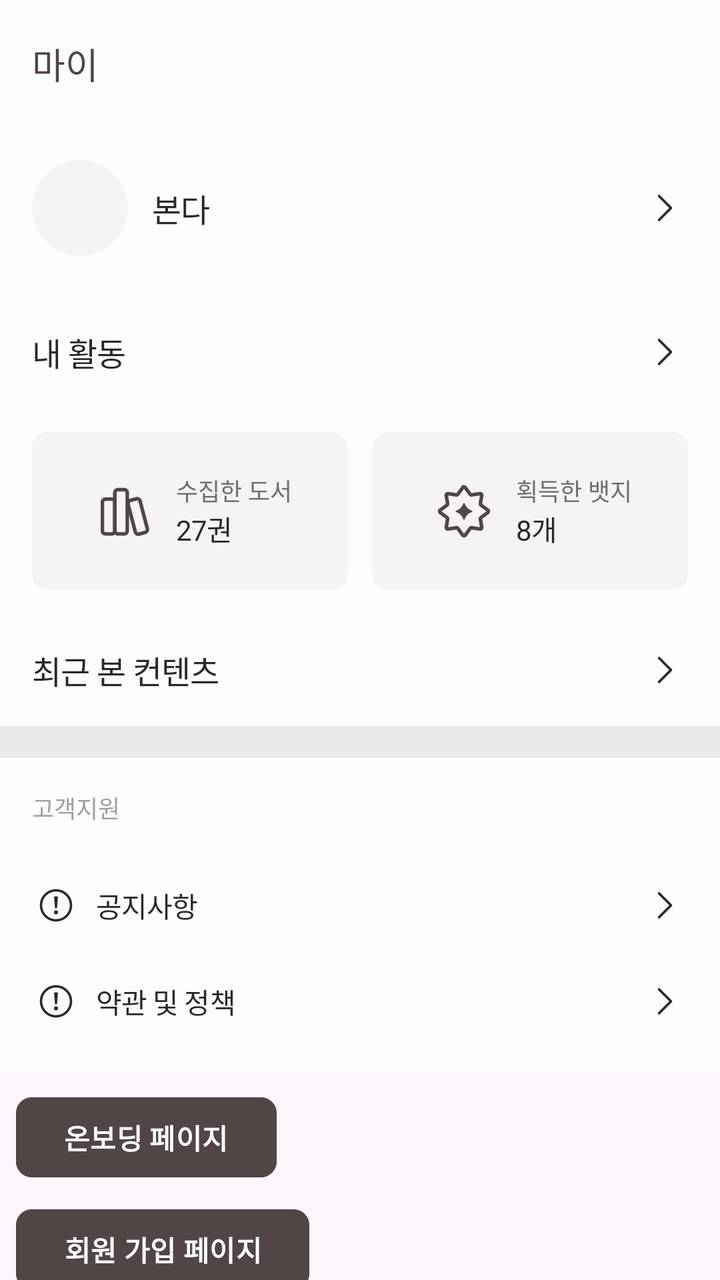
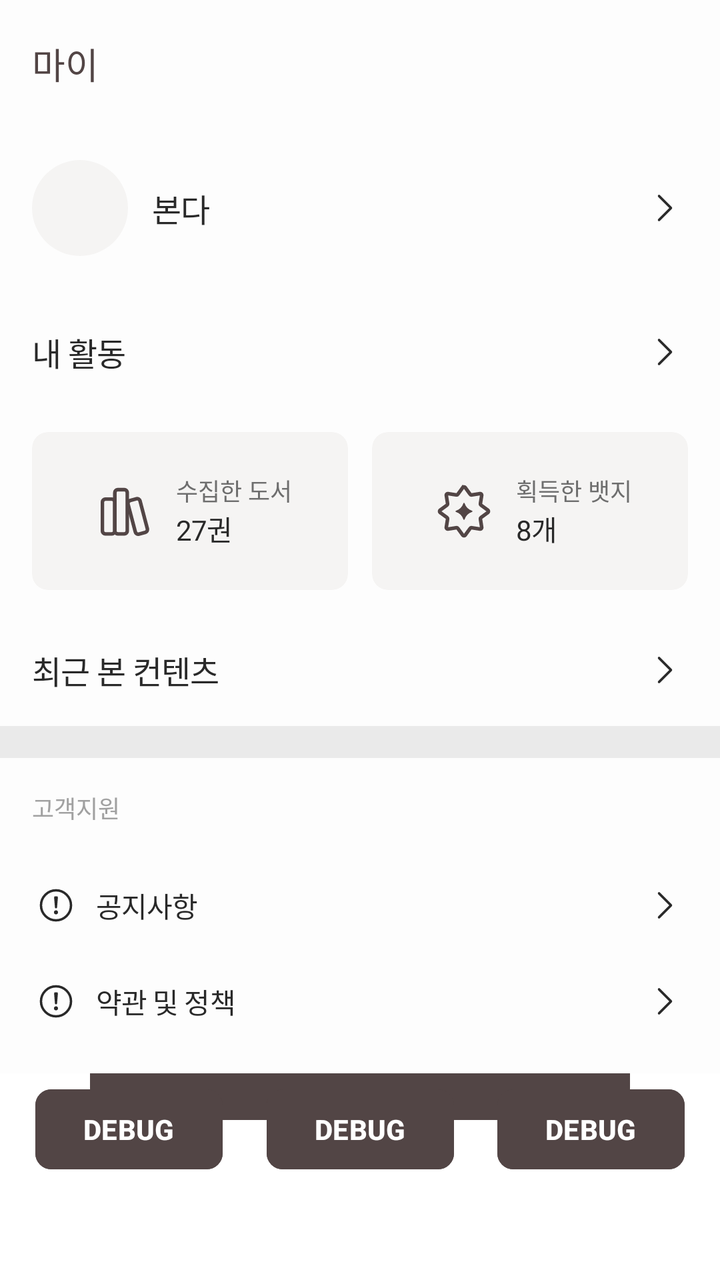

The first picture is an Android layout as it rendered before a commit; the second is the same layout after the commit. The layout source and the unified diff follow.
<!-- AndroidManifest.xml: application theme Theme.Bonda -->
<!-- res/layout/fragment_home_profile.xml -->
<?xml version="1.0" encoding="utf-8"?>
<androidx.constraintlayout.widget.ConstraintLayout xmlns:android="http://schemas.android.com/apk/res/android"
    xmlns:app="http://schemas.android.com/apk/res-auto"
    android:layout_width="match_parent"
    android:layout_height="match_parent">

    <com.google.android.material.appbar.AppBarLayout
        android:id="@+id/appbar_layout"
        android:layout_width="0dp"
        android:layout_height="wrap_content"
        app:layout_constraintEnd_toEndOf="parent"
        app:layout_constraintStart_toStartOf="parent"
        app:layout_constraintTop_toTopOf="parent">

        <com.google.android.material.appbar.MaterialToolbar
            android:layout_width="match_parent"
            android:layout_height="wrap_content"
            android:background="@color/surface_default_tertiary"
            app:title="마이"
            app:titleTextAppearance="@style/Title2"
            app:titleTextColor="@color/text_accent_primary" />

    </com.google.android.material.appbar.AppBarLayout>

    <androidx.constraintlayout.widget.ConstraintLayout
        android:id="@+id/constraint_layout"
        android:layout_width="0dp"
        android:layout_height="wrap_content"
        android:background="@color/surface_default_tertiary"
        android:padding="16dp"
        app:layout_constraintEnd_toEndOf="parent"
        app:layout_constraintStart_toStartOf="parent"
        app:layout_constraintTop_toBottomOf="@id/appbar_layout">

        <androidx.constraintlayout.widget.ConstraintLayout
            android:id="@+id/button_profile"
            android:layout_width="0dp"
            android:layout_height="wrap_content"
            android:clickable="true"
            android:focusable="true"
            android:foreground="?attr/selectableItemBackground"
            app:layout_constraintEnd_toEndOf="parent"
            app:layout_constraintStart_toStartOf="parent"
            app:layout_constraintTop_toTopOf="parent">

            <com.google.android.material.imageview.ShapeableImageView
                android:id="@+id/profile_image"
                android:layout_width="48dp"
                android:layout_height="48dp"
                android:background="@color/surface_default_primary"
                android:foreground="@drawable/ic_avatar_foreground"
                android:foregroundTint="#D9D8D7"
                android:scaleType="centerCrop"
                app:layout_constraintBottom_toBottomOf="parent"
                app:layout_constraintStart_toStartOf="parent"
                app:layout_constraintTop_toTopOf="parent"
                app:shapeAppearanceOverlay="@style/ShapeAppearance.MaterialComponents.CircleImage" />

            <com.google.android.material.textview.MaterialTextView
                android:id="@+id/text_username"
                android:layout_width="0dp"
                android:layout_height="wrap_content"
                android:layout_marginHorizontal="12dp"
                android:text="본다"
                android:textAppearance="@style/Body1"
                android:textColor="@color/text_default_primary"
                app:layout_constraintBottom_toBottomOf="parent"
                app:layout_constraintEnd_toStartOf="@id/arrow_username"
                app:layout_constraintStart_toEndOf="@id/profile_image"
                app:layout_constraintTop_toTopOf="parent" />

            <com.google.android.material.imageview.ShapeableImageView
                android:id="@+id/arrow_username"
                android:layout_width="wrap_content"
                android:layout_height="wrap_content"
                android:src="@drawable/ic_navigation_next_24dp"
                app:layout_constraintBottom_toBottomOf="parent"
                app:layout_constraintEnd_toEndOf="parent"
                app:layout_constraintTop_toTopOf="parent"
                app:tint="@color/text_default_primary" />

        </androidx.constraintlayout.widget.ConstraintLayout>

        <androidx.constraintlayout.widget.ConstraintLayout
            android:id="@+id/button_activity"
            android:layout_width="0dp"
            android:layout_height="wrap_content"
            android:layout_marginTop="36dp"
            android:clickable="true"
            android:focusable="true"
            android:foreground="?attr/selectableItemBackground"
            app:layout_constraintEnd_toEndOf="parent"
            app:layout_constraintStart_toStartOf="parent"
            app:layout_constraintTop_toBottomOf="@id/button_profile">

            <com.google.android.material.textview.MaterialTextView
                android:layout_width="wrap_content"
                android:layout_height="wrap_content"
                android:text="내 활동"
                android:textAppearance="@style/Body1"
                android:textColor="@color/text_default_primary"
                app:layout_constraintBottom_toBottomOf="parent"
                app:layout_constraintStart_toStartOf="parent"
                app:layout_constraintTop_toTopOf="parent" />

            <com.google.android.material.imageview.ShapeableImageView
                android:layout_width="wrap_content"
                android:layout_height="wrap_content"
                android:src="@drawable/ic_navigation_next_24dp"
                app:layout_constraintBottom_toBottomOf="parent"
                app:layout_constraintEnd_toEndOf="parent"
                app:layout_constraintTop_toTopOf="parent"
                app:tint="@color/text_default_primary" />

        </androidx.constraintlayout.widget.ConstraintLayout>

        <androidx.constraintlayout.widget.ConstraintLayout
            android:id="@+id/constraintLayout2"
            android:layout_width="0dp"
            android:layout_height="wrap_content"
            android:layout_marginTop="28dp"
            app:layout_constraintEnd_toEndOf="parent"
            app:layout_constraintStart_toStartOf="parent"
            app:layout_constraintTop_toBottomOf="@id/button_activity">

            <com.google.android.material.card.MaterialCardView
                android:id="@+id/button_my_books"
                android:layout_width="0dp"
                android:layout_height="0dp"
                android:backgroundTint="@color/background_default_secondary"
                android:clickable="true"
                android:focusable="true"
                android:foreground="?attr/selectableItemBackground"
                app:cardCornerRadius="8dp"
                app:layout_constraintBottom_toBottomOf="parent"
                app:layout_constraintDimensionRatio="2:1"
                app:layout_constraintEnd_toStartOf="@id/button_my_badges"
                app:layout_constraintStart_toStartOf="parent"
                app:layout_constraintTop_toTopOf="parent"
                app:strokeWidth="0dp">

                <androidx.constraintlayout.widget.ConstraintLayout
                    android:layout_width="wrap_content"
                    android:layout_height="wrap_content"
                    android:layout_gravity="center">

                    <com.google.android.material.imageview.ShapeableImageView
                        android:id="@+id/ic_my_books"
                        android:layout_width="36dp"
                        android:layout_height="36dp"
                        android:src="@drawable/ic_description_books_24dp"
                        app:layout_constraintBottom_toBottomOf="parent"
                        app:layout_constraintStart_toStartOf="parent"
                        app:layout_constraintTop_toTopOf="parent"
                        app:tint="@color/border_accent_primary" />

                    <com.google.android.material.textview.MaterialTextView
                        android:id="@+id/button_my_books_header"
                        android:layout_width="wrap_content"
                        android:layout_height="wrap_content"
                        android:layout_marginStart="8dp"
                        android:text="수집한 도서"
                        android:textAppearance="@style/Caption3"
                        android:textColor="@color/text_default_secondary"
                        app:layout_constraintBottom_toTopOf="@id/button_my_books_count"
                        app:layout_constraintStart_toEndOf="@id/ic_my_books"
                        app:layout_constraintTop_toTopOf="parent" />

                    <com.google.android.material.textview.MaterialTextView
                        android:id="@+id/button_my_books_count"
                        android:layout_width="wrap_content"
                        android:layout_height="wrap_content"
                        android:layout_marginStart="8dp"
                        android:text="27권"
                        android:textAppearance="@style/Body8"
                        android:textColor="@color/text_default_primary"
                        app:layout_constraintBottom_toBottomOf="parent"
                        app:layout_constraintStart_toEndOf="@id/ic_my_books"
                        app:layout_constraintTop_toBottomOf="@id/button_my_books_header" />
                </androidx.constraintlayout.widget.ConstraintLayout>
            </com.google.android.material.card.MaterialCardView>

            <com.google.android.material.card.MaterialCardView
                android:id="@+id/button_my_badges"
                android:layout_width="0dp"
                android:layout_height="0dp"
                android:layout_marginStart="12dp"
                android:backgroundTint="@color/background_default_secondary"
                android:clickable="true"
                android:focusable="true"
                android:foreground="?attr/selectableItemBackground"
                app:cardCornerRadius="8dp"
                app:layout_constraintBottom_toBottomOf="parent"
                app:layout_constraintDimensionRatio="2:1"
                app:layout_constraintEnd_toEndOf="parent"
                app:layout_constraintStart_toEndOf="@id/button_my_books"
                app:layout_constraintTop_toTopOf="parent"
                app:strokeWidth="0dp">

                <androidx.constraintlayout.widget.ConstraintLayout
                    android:layout_width="wrap_content"
                    android:layout_height="wrap_content"
                    android:layout_gravity="center">

                    <com.google.android.material.imageview.ShapeableImageView
                        android:id="@+id/ic_my_badges"
                        android:layout_width="36dp"
                        android:layout_height="36dp"
                        android:src="@drawable/ic_description_reward_24dp"
                        app:layout_constraintBottom_toBottomOf="parent"
                        app:layout_constraintStart_toStartOf="parent"
                        app:layout_constraintTop_toTopOf="parent"
                        app:tint="@color/border_accent_primary" />

                    <com.google.android.material.textview.MaterialTextView
                        android:id="@+id/button_my_badges_header"
                        android:layout_width="wrap_content"
                        android:layout_height="wrap_content"
                        android:layout_marginStart="8dp"
                        android:text="획득한 뱃지"
                        android:textAppearance="@style/Caption3"
                        android:textColor="@color/text_default_secondary"
                        app:layout_constraintBottom_toTopOf="@id/button_my_badges_count"
                        app:layout_constraintStart_toEndOf="@id/ic_my_badges"
                        app:layout_constraintTop_toTopOf="parent" />

                    <com.google.android.material.textview.MaterialTextView
                        android:id="@+id/button_my_badges_count"
                        android:layout_width="wrap_content"
                        android:layout_height="wrap_content"
                        android:layout_marginStart="8dp"
                        android:text="8개"
                        android:textAppearance="@style/Body8"
                        android:textColor="@color/text_default_primary"
                        app:layout_constraintBottom_toBottomOf="parent"
                        app:layout_constraintStart_toEndOf="@id/ic_my_badges"
                        app:layout_constraintTop_toBottomOf="@id/button_my_badges_header" />
                </androidx.constraintlayout.widget.ConstraintLayout>
            </com.google.android.material.card.MaterialCardView>

        </androidx.constraintlayout.widget.ConstraintLayout>

        <androidx.constraintlayout.widget.ConstraintLayout
            android:id="@+id/button_recent_activity"
            android:layout_width="0dp"
            android:layout_height="wrap_content"
            android:layout_marginTop="28dp"
            android:clickable="true"
            android:focusable="true"
            android:foreground="?attr/selectableItemBackground"
            app:layout_constraintEnd_toEndOf="parent"
            app:layout_constraintStart_toStartOf="parent"
            app:layout_constraintTop_toBottomOf="@+id/constraintLayout2">

            <com.google.android.material.textview.MaterialTextView
                android:layout_width="wrap_content"
                android:layout_height="wrap_content"
                android:text="최근 본 컨텐츠"
                android:textAppearance="@style/Body1"
                android:textColor="@color/text_default_primary"
                app:layout_constraintBottom_toBottomOf="parent"
                app:layout_constraintStart_toStartOf="parent"
                app:layout_constraintTop_toTopOf="parent" />

            <com.google.android.material.imageview.ShapeableImageView
                android:layout_width="wrap_content"
                android:layout_height="wrap_content"
                android:src="@drawable/ic_navigation_next_24dp"
                app:layout_constraintBottom_toBottomOf="parent"
                app:layout_constraintEnd_toEndOf="parent"
                app:layout_constraintTop_toTopOf="parent"
                app:tint="@color/text_default_primary" />
        </androidx.constraintlayout.widget.ConstraintLayout>


    </androidx.constraintlayout.widget.ConstraintLayout>

    <androidx.constraintlayout.widget.ConstraintLayout
        android:id="@+id/divider"
        android:layout_width="0dp"
        android:layout_height="16dp"
        android:background="@color/border_default_tertiary"
        app:layout_constraintEnd_toEndOf="parent"
        app:layout_constraintStart_toStartOf="parent"
        app:layout_constraintTop_toBottomOf="@id/constraint_layout" />

    <androidx.constraintlayout.widget.ConstraintLayout
        android:id="@+id/constraintLayout"
        android:layout_width="0dp"
        android:layout_height="wrap_content"
        android:background="@color/surface_default_tertiary"
        android:padding="16dp"
        app:layout_constraintEnd_toEndOf="parent"
        app:layout_constraintStart_toStartOf="parent"
        app:layout_constraintTop_toBottomOf="@id/divider">

        <com.google.android.material.textview.MaterialTextView
            android:id="@+id/materialTextView6"
            android:layout_width="wrap_content"
            android:layout_height="wrap_content"
            android:text="고객지원"
            android:textAppearance="@style/Caption1"
            android:textColor="@color/text_default_tertiary"
            app:layout_constraintStart_toStartOf="parent"
            app:layout_constraintTop_toTopOf="parent" />

        <androidx.constraintlayout.widget.ConstraintLayout
            android:id="@+id/button_notice"
            android:layout_width="0dp"
            android:layout_height="wrap_content"
            android:layout_marginTop="20dp"
            android:clickable="true"
            android:focusable="true"
            android:foreground="?attr/selectableItemBackground"
            android:paddingVertical="8dp"
            app:layout_constraintEnd_toEndOf="parent"
            app:layout_constraintStart_toStartOf="parent"
            app:layout_constraintTop_toBottomOf="@+id/materialTextView6">

            <com.google.android.material.imageview.ShapeableImageView
                android:id="@+id/icon_notice"
                android:layout_width="wrap_content"
                android:layout_height="wrap_content"
                android:src="@drawable/ic_notification_incomplete_24dp"
                app:layout_constraintBottom_toBottomOf="parent"
                app:layout_constraintStart_toStartOf="parent"
                app:layout_constraintTop_toTopOf="parent"
                app:tint="@color/text_default_primary" />

            <com.google.android.material.textview.MaterialTextView
                android:layout_width="0dp"
                android:layout_height="wrap_content"
                android:layout_marginStart="8dp"
                android:text="공지사항"
                android:textAppearance="@style/Body8"
                android:textColor="@color/text_default_primary"
                app:layout_constraintBottom_toBottomOf="parent"
                app:layout_constraintEnd_toStartOf="@id/arrow_notice"
                app:layout_constraintStart_toEndOf="@id/icon_notice"
                app:layout_constraintTop_toTopOf="parent" />

            <com.google.android.material.imageview.ShapeableImageView
                android:id="@+id/arrow_notice"
                android:layout_width="wrap_content"
                android:layout_height="wrap_content"
                android:src="@drawable/ic_navigation_next_24dp"
                app:layout_constraintBottom_toBottomOf="parent"
                app:layout_constraintEnd_toEndOf="parent"
                app:layout_constraintTop_toTopOf="parent"
                app:tint="@color/text_default_primary" />
        </androidx.constraintlayout.widget.ConstraintLayout>

        <androidx.constraintlayout.widget.ConstraintLayout
            android:id="@+id/button_policy"
            android:layout_width="0dp"
            android:layout_height="wrap_content"
            android:layout_marginTop="8dp"
            android:clickable="true"
            android:focusable="true"
            android:foreground="?attr/selectableItemBackground"
            android:paddingVertical="8dp"
            app:layout_constraintEnd_toEndOf="parent"
            app:layout_constraintStart_toStartOf="parent"
            app:layout_constraintTop_toBottomOf="@+id/button_notice">

            <com.google.android.material.imageview.ShapeableImageView
                android:id="@+id/icon_policy"
                android:layout_width="wrap_content"
                android:layout_height="wrap_content"
                android:src="@drawable/ic_notification_incomplete_24dp"
                app:layout_constraintBottom_toBottomOf="parent"
                app:layout_constraintStart_toStartOf="parent"
                app:layout_constraintTop_toTopOf="parent"
                app:tint="@color/text_default_primary" />

            <com.google.android.material.textview.MaterialTextView
                android:layout_width="0dp"
                android:layout_height="wrap_content"
                android:layout_marginStart="8dp"
                android:text="약관 및 정책"
                android:textAppearance="@style/Body8"
                android:textColor="@color/text_default_primary"
                app:layout_constraintBottom_toBottomOf="parent"
                app:layout_constraintEnd_toStartOf="@id/arrow_policy"
                app:layout_constraintStart_toEndOf="@id/icon_policy"
                app:layout_constraintTop_toTopOf="parent" />

            <com.google.android.material.imageview.ShapeableImageView
                android:id="@+id/arrow_policy"
                android:layout_width="wrap_content"
                android:layout_height="wrap_content"
                android:src="@drawable/ic_navigation_next_24dp"
                app:layout_constraintBottom_toBottomOf="parent"
                app:layout_constraintEnd_toEndOf="parent"
                app:layout_constraintTop_toTopOf="parent"
                app:tint="@color/text_default_primary" />
        </androidx.constraintlayout.widget.ConstraintLayout>

    </androidx.constraintlayout.widget.ConstraintLayout>

    <com.google.android.material.button.MaterialButton
        android:id="@+id/button_onboarding"
        style="@style/Widget.Bonda.Button.Primary"
        android:layout_width="wrap_content"
        android:layout_height="wrap_content"
        android:layout_margin="8dp"
        android:text="온보딩 페이지"
        app:layout_constraintStart_toStartOf="parent"
        app:layout_constraintTop_toBottomOf="@+id/constraintLayout" />

    <com.google.android.material.button.MaterialButton
        android:id="@+id/button_books"
        style="@style/Widget.Bonda.Button.Primary"
        android:layout_width="0dp"
        android:layout_height="wrap_content"
        android:layout_margin="8dp"
        android:text="회원 가입 페이지"
        app:layout_constraintStart_toStartOf="parent"
        app:layout_constraintTop_toBottomOf="@id/button_onboarding" />

    <com.google.android.material.button.MaterialButton
        android:id="@+id/button_sign_in"
        style="@style/Widget.Bonda.Button.Primary"
        android:layout_width="0dp"
        android:layout_height="wrap_content"
        android:layout_margin="8dp"
        android:text="로그아웃"
        app:layout_constraintStart_toStartOf="parent"
        app:layout_constraintTop_toBottomOf="@id/button_books" />

</androidx.constraintlayout.widget.ConstraintLayout>
<!-- resources referenced by this layout -->
<resources>
  <color name="background_default_secondary">#F5F4F3</color>
  <color name="border_accent_primary">#524545</color>
  <color name="border_default_tertiary">#EAEAEA</color>
  <color name="surface_default_primary">#f5f4f3</color>
  <color name="surface_default_tertiary">#fdfdfd</color>
  <color name="text_accent_primary">#524545</color>
  <color name="text_default_primary">#292929</color>
  <color name="text_default_secondary">#6E6E6E</color>
  <color name="text_default_tertiary">#A1A1A1</color>
  <!-- drawable ic_navigation_next_24dp (drawable) -->
  <vector xmlns:android="http://schemas.android.com/apk/res/android"
      android:width="24dp"
      android:height="24dp"
      android:viewportWidth="24"
      android:viewportHeight="24">
    <path
        android:pathData="m9.5,18 l6,-6 -6,-6"
        android:strokeLineJoin="round"
        android:strokeWidth="1.2"
        android:fillColor="#00000000"
        android:strokeColor="#000"
        android:strokeLineCap="round"/>
  </vector>
  <style name="Body1">
          <item name="fontFamily">@font/pretendard_semibold</item>
          <item name="android:textSize">16sp</item>
          <item name="android:letterSpacing">-0.02</item>
          <item name="android:lineHeight">22.4sp</item>
      </style>
  <style name="Body8">
          <item name="fontFamily">@font/pretendard_regular</item>
          <item name="android:textSize">14sp</item>
          <item name="android:letterSpacing">-0.02</item>
          <item name="android:lineHeight">25.2sp</item>
      </style>
  <style name="Caption1">
          <item name="fontFamily">@font/pretendard_semibold</item>
          <item name="android:textSize">12sp</item>
          <item name="android:letterSpacing">0</item>
          <item name="android:lineHeight">16.8sp</item>
      </style>
  <style name="Caption3">
          <item name="fontFamily">@font/pretendard_regular</item>
          <item name="android:textSize">12sp</item>
          <item name="android:letterSpacing">0</item>
          <item name="android:lineHeight">16.8sp</item>
      </style>
  <style name="ShapeAppearance.MaterialComponents.CircleImage" parent="">
          <item name="cornerFamily">rounded</item>
          <item name="cornerSize">50%</item>
      </style>
  <style name="Title2">
          <item name="fontFamily">@font/pretendard_semibold</item>
          <item name="android:textSize">18sp</item>
          <item name="android:letterSpacing">0</item>
          <item name="android:lineHeight">21.6sp</item>
      </style>
  <style name="Widget.Bonda.Button.Primary" parent="Widget.Material3.Button">
          <item name="android:backgroundTint">@color/surface_accent_primary</item>
          <item name="android:textColor">@color/text_default_inverse</item>
          <item name="android:textSize">14sp</item>
          <item name="android:textStyle">bold</item>
          <item name="cornerRadius">8dp</item>
      </style>
  <style name="Theme.Bonda" parent="Theme.Material3.Light.NoActionBar" />
  <color name="surface_accent_primary">#524545</color>
  <color name="text_default_inverse">#FFFFFF</color>
  <!-- unchanged entries left out for length: 4 -->
</resources>

<!-- the commit's change to res/layout/fragment_home_profile.xml (unified diff, before → after) -->
@@ -403,29 +403,32 @@
         style="@style/Widget.Bonda.Button.Primary"
         android:layout_width="wrap_content"
         android:layout_height="wrap_content"
-        android:layout_margin="8dp"
-        android:text="온보딩 페이지"
+        android:layout_margin="4dp"
+        android:text="DEBUG"
+        app:layout_constraintEnd_toStartOf="@id/button_books"
         app:layout_constraintStart_toStartOf="parent"
         app:layout_constraintTop_toBottomOf="@+id/constraintLayout" />
 
     <com.google.android.material.button.MaterialButton
         android:id="@+id/button_books"
         style="@style/Widget.Bonda.Button.Primary"
-        android:layout_width="0dp"
-        android:layout_height="wrap_content"
-        android:layout_margin="8dp"
-        android:text="회원 가입 페이지"
-        app:layout_constraintStart_toStartOf="parent"
-        app:layout_constraintTop_toBottomOf="@id/button_onboarding" />
+        android:layout_width="wrap_content"
+        android:layout_height="wrap_content"
+        android:layout_margin="4dp"
+        android:text="DEBUG"
+        app:layout_constraintEnd_toStartOf="@id/button_sign_in"
+        app:layout_constraintStart_toEndOf="@+id/button_onboarding"
+        app:layout_constraintTop_toBottomOf="@+id/constraintLayout" />
 
     <com.google.android.material.button.MaterialButton
         android:id="@+id/button_sign_in"
         style="@style/Widget.Bonda.Button.Primary"
-        android:layout_width="0dp"
-        android:layout_height="wrap_content"
-        android:layout_margin="8dp"
-        android:text="로그아웃"
-        app:layout_constraintStart_toStartOf="parent"
-        app:layout_constraintTop_toBottomOf="@id/button_books" />
+        android:layout_width="wrap_content"
+        android:layout_height="wrap_content"
+        android:layout_margin="4dp"
+        android:text="DEBUG"
+        app:layout_constraintEnd_toEndOf="parent"
+        app:layout_constraintStart_toEndOf="@+id/button_books"
+        app:layout_constraintTop_toBottomOf="@+id/constraintLayout" />
 
 </androidx.constraintlayout.widget.ConstraintLayout>
<!-- resource entries referenced after the edit -->
@@ -64,9 +64,30 @@
           <item name="android:textStyle">bold</item>
           <item name="cornerRadius">8dp</item>
       </style>
-  <style name="Theme.Bonda" parent="Theme.Material3.Light.NoActionBar" />
+  <style name="Theme.Bonda" parent="Theme.Material3.Light.NoActionBar">
+          <item name="android:windowBackground">@drawable/ic_launcher_background</item>
+          <item name="android:windowSplashScreenAnimatedIcon">@drawable/ic_splash_logo</item>
+  
+  
+      </style>
   <color name="surface_accent_primary">#524545</color>
   <color name="text_default_inverse">#FFFFFF</color>
+  <!-- drawable ic_launcher_background (drawable) -->
+  <vector xmlns:android="http://schemas.android.com/apk/res/android"
+      android:width="108dp"
+      android:height="108dp"
+      android:viewportWidth="512"
+      android:viewportHeight="512">
+    <group android:scaleX="0.75"
+        android:scaleY="0.75"
+        android:translateX="64"
+        android:translateY="64">
+      <path
+          android:pathData="M0,0h512v512h-512z"
+          android:fillColor="#524545"/>
+    </group>
+  </vector>
+  <!-- drawable ic_splash_logo: vector/xml drawable (drawable, 6541 chars, omitted) -->
   <!-- unchanged entries left out for length: 4 -->
 </resources>
 
